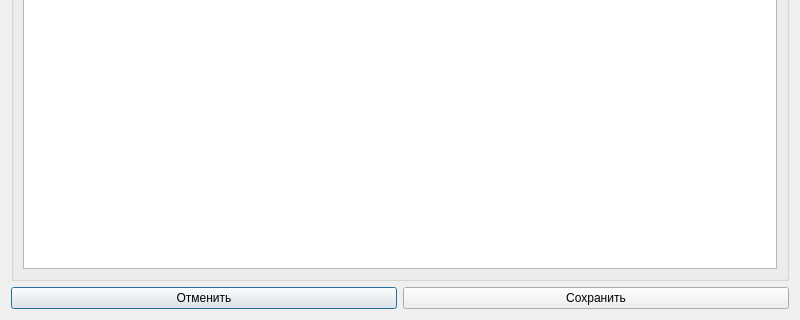
Before: the Qt Designer form ui/inputDialog.ui in gkeep/script-creator, drawn with Qt 5; both pictures show x 0 to 800 and y 330 to 650 of the 800 by 650 pixel window.
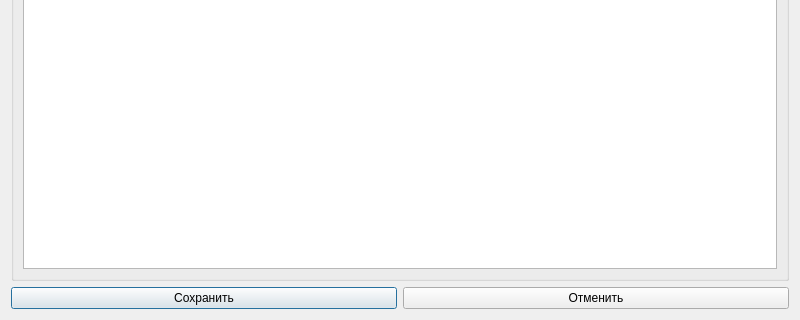
After: the same form once the commit is applied.

Commit message: More intuitive design

The edit to the form file:
```diff
--- a/ui/inputDialog.ui
+++ b/ui/inputDialog.ui
@@ -53,16 +53,16 @@
    <item>
     <layout class="QHBoxLayout" name="horizontalLayout">
      <item>
-      <widget class="QPushButton" name="cancelButton">
+      <widget class="QPushButton" name="saveButton">
        <property name="text">
-        <string>Отменить</string>
+        <string>Сохранить</string>
        </property>
       </widget>
      </item>
      <item>
-      <widget class="QPushButton" name="saveButton">
+      <widget class="QPushButton" name="cancelButton">
        <property name="text">
-        <string>Сохранить</string>
+        <string>Отменить</string>
        </property>
       </widget>
      </item>
```
The commit also changes 1 other file.
